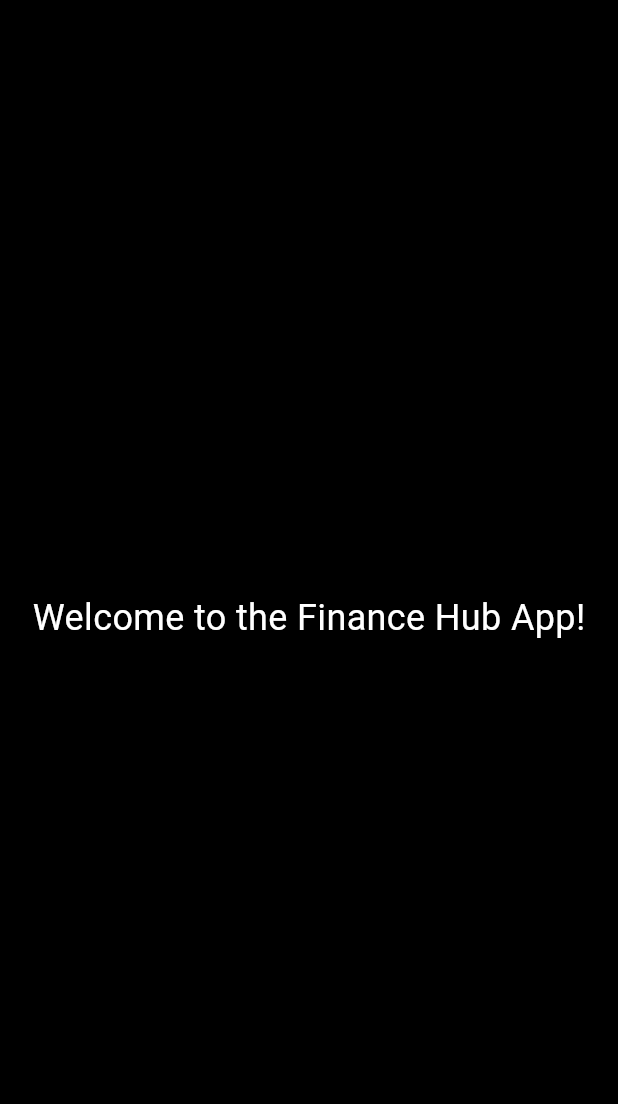
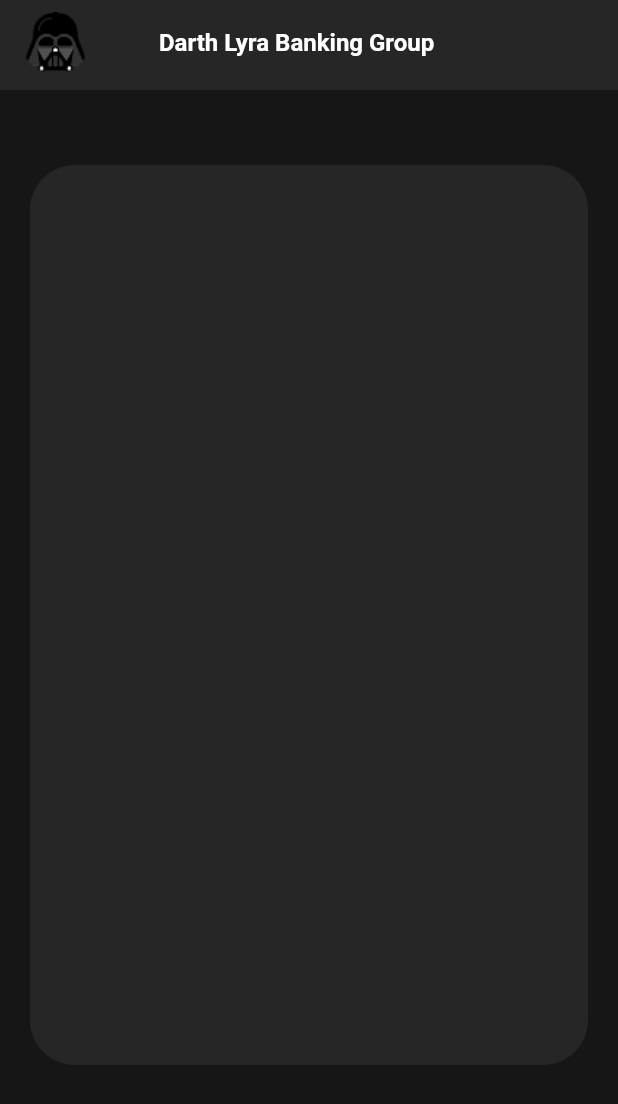
Before and after one commit to Lyra-Banking-Group/dlfhub-app-finance-hub, a Flutter app: the screen it shows after launch, on a phone screen of 412 x 824 dp. Shown: the top 1104 px of the screen. Run offline on Flutter 3.47's test engine with Material 3 defaults, Android fonts, the phone set to English and light mode, and no system bars; Roboto replaces fonts that are missing (Montserrat).

Commit message:
feat/app_theme feat(WelcomePage): Build the Welcome Page #1

```diff
--- /dev/null
+++ b/lib/core/assets/app_assets.dart
@@ -0,0 +1,3 @@
+class AppAssets {
+  static const String logo = 'lib/core/assets/images/logo.png';
+}
--- /dev/null
+++ b/lib/core/theme/app_colors.dart
@@ -0,0 +1,6 @@
+import 'package:flutter/material.dart';
+
+class AppColors {
+  static const Color backgroundColor = Color(0xFF161616);
+  static const Color primaryColor = Color(0xFF262626);
+}
--- /dev/null
+++ b/lib/core/theme/app_text_styles.dart
@@ -0,0 +1,11 @@
+import 'package:flutter/material.dart';
+
+class AppTextStyles {
+  // Titles AppBar
+  static const TextStyle titleAppBar = TextStyle(
+    fontSize: 16,
+    fontWeight: FontWeight.bold,
+    color: Colors.white,
+    fontFamily: 'Montserrat',
+  );
+}
--- a/lib/core/theme/app_theme.dart
+++ b/lib/core/theme/app_theme.dart
@@ -1,8 +1,8 @@
+import 'package:dlfhub_app_finance_hub/core/theme/app_colors.dart';
 import 'package:flutter/material.dart';
 
 class AppTheme {
   static ThemeData darkTheme  =   ThemeData(
-    scaffoldBackgroundColor: Colors.black,
-    primaryColor: Colors.green
+    scaffoldBackgroundColor: AppColors.backgroundColor,
     );
 }
--- /dev/null
+++ b/lib/core/widgets/custom_app_bar.dart
@@ -0,0 +1,31 @@
+
+import 'package:dlfhub_app_finance_hub/core/theme/app_colors.dart';
+import 'package:flutter/material.dart';
+import 'package:dlfhub_app_finance_hub/core/theme/app_text_styles.dart';
+import 'package:dlfhub_app_finance_hub/core/assets/app_assets.dart';
+
+class CustomAppBar extends StatelessWidget {
+  const CustomAppBar({super.key});
+
+  @override
+  Widget build(BuildContext context) {
+    return AppBar(
+      backgroundColor: AppColors.primaryColor,
+      centerTitle: true,
+      title: Row(
+        mainAxisSize: MainAxisSize.max,
+        children: [
+          Image.asset(
+            AppAssets.logo,
+            height: 40,
+          ),
+          const SizedBox(width: 48),
+          const Text(
+            'Darth Lyra Banking Group',
+            style: AppTextStyles.titleAppBar,
+          ),
+        ],
+      ),
+    );
+  }
+}
--- a/lib/features/onboarding/presentation/pages/welcome_page.dart
+++ b/lib/features/onboarding/presentation/pages/welcome_page.dart
@@ -1,3 +1,5 @@
+import 'package:dlfhub_app_finance_hub/core/theme/app_colors.dart';
+import 'package:dlfhub_app_finance_hub/core/widgets/custom_app_bar.dart';
 import 'package:flutter/material.dart';
 
 class WelcomePage extends StatelessWidget {
@@ -6,12 +8,34 @@ class WelcomePage extends StatelessWidget {
   @override
   Widget build(BuildContext context) {
     return Scaffold(
-      body: Center(
-        child: Text(
-          'Welcome to the Finance Hub App!',
-          style: TextStyle(fontSize: 24, color: Colors.white),
-        ),
+      appBar: PreferredSize(
+        preferredSize: const Size.fromHeight(60),
+        child: const CustomAppBar(),
       ),
+      body: ListView(
+        children: [
+          Align(
+            alignment: Alignment.center,
+            child: Padding(
+              padding: const EdgeInsets.only(top: 50, left: 20, right: 20),
+              child: Column(
+                mainAxisSize: MainAxisSize.min,
+                children: [
+                  SizedBox(
+                    height:  600,
+                    child: Container(
+                      decoration: BoxDecoration(
+                        color: AppColors.primaryColor,
+                        borderRadius: BorderRadius.circular(30),
+                      ),
+                    ),
+                  ),
+                ],
+              ),
+            )
+          )
+        ]
+      )
     );
   }
 }
--- a/pubspec.yaml
+++ b/pubspec.yaml
@@ -61,6 +61,8 @@ flutter:
   # assets:
   #   - images/a_dot_burr.jpeg
   #   - images/a_dot_ham.jpeg
+  assets:
+    - lib/core/assets/images/logo.png
 
   # An image asset can refer to one or more resolution-specific "variants", see
   # https://flutter.dev/to/resolution-aware-images
```
Also changed, not shown: lib/core/assets/images/darthcoffee.png (added), lib/core/assets/images/logo.png (added).
